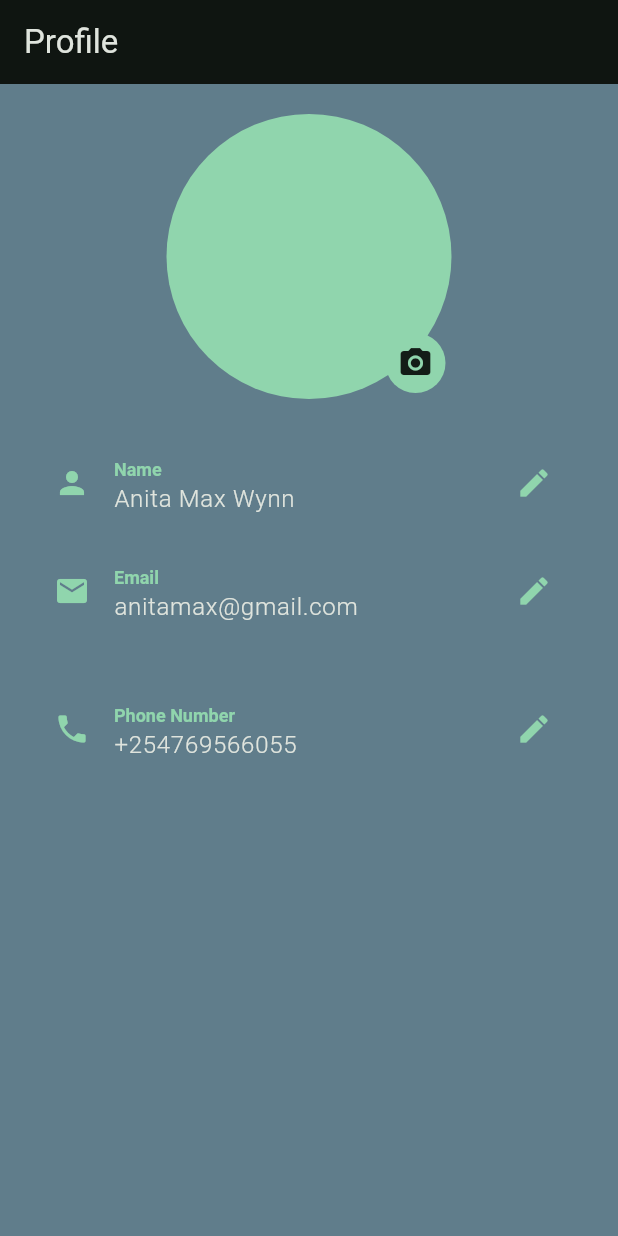
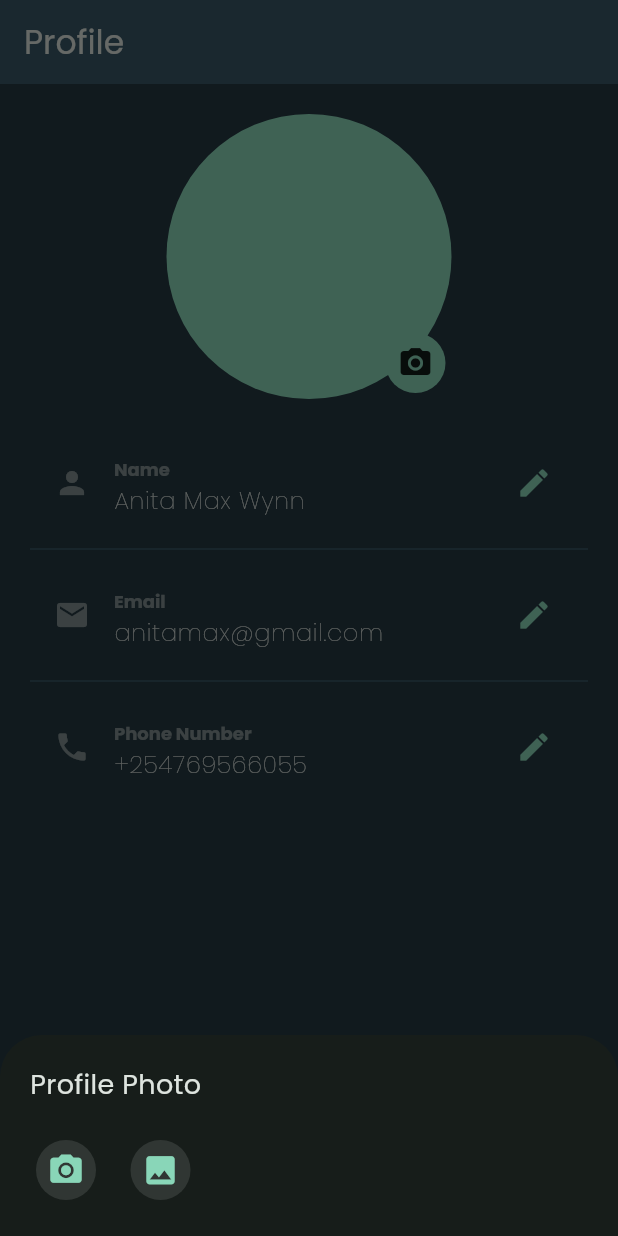
Before and after one commit to lbnmahs/whataspp-profile-photo-picker, a Flutter app: the screen it shows after launch, after a tap on the "camera alt" icon, on a phone screen of 412 x 824 dp. Run offline on Flutter 3.47's test engine with Material 3 defaults, Android fonts, the phone set to English and light mode, and no system bars; our stand-ins replace google_fonts; Roboto replaces fonts that are missing (Arvo).

Commit message:
Choice Modal

```diff
--- a/lib/main.dart
+++ b/lib/main.dart
@@ -8,14 +8,18 @@ void main() {
 
 final colorScheme = ColorScheme.fromSeed(
   brightness: Brightness.dark,
-  seedColor: Colors.greenAccent,
-  background: Colors.blueGrey
+  seedColor: const Color.fromARGB(255, 11, 160, 123),
+  background: const Color.fromARGB(255, 36, 56, 65)
+
 );
 
 final theme = ThemeData().copyWith(
   scaffoldBackgroundColor: colorScheme.background,
   colorScheme: colorScheme,
-  textTheme: GoogleFonts.arvoTextTheme()
+  textTheme: GoogleFonts.poppinsTextTheme(),
+  appBarTheme: const AppBarTheme(
+    backgroundColor: Color.fromARGB(255, 57, 88, 102),
+  )
 );
 
 class MyApp extends StatelessWidget {
--- a/lib/profile_page.dart
+++ b/lib/profile_page.dart
@@ -29,12 +29,20 @@ class _ProfilePageState extends State<ProfilePage> {
               title: 'Name',
               data: 'Anita Max Wynn'
             ),
+            // a line
+            Divider(
+              color: Color.fromARGB(255, 57, 88, 102),
+              thickness: 1,
+            ),
             ProfileDescription(
               icon: Icons.email,
               title: 'Email',
               data: 'anitamax@gmail.com'
             ),
-            SizedBox(height: 20),
+            Divider(
+              color: Color.fromARGB(255, 57, 88, 102),
+              thickness: 1,
+            ),
             ProfileDescription(
               icon: Icons.phone,
               title: 'Phone Number',
--- /dev/null
+++ b/lib/widgets/choice_modal.dart
@@ -0,0 +1,52 @@
+import 'package:flutter/material.dart';
+
+class ChoiceModal extends StatelessWidget {
+  const ChoiceModal({ super.key });
+
+  @override
+  Widget build(BuildContext context) {
+    return Padding(
+      padding: const EdgeInsets.all(20.0),
+      child: Column(
+        mainAxisSize: MainAxisSize.min,
+        crossAxisAlignment: CrossAxisAlignment.start,
+        children: [
+          Text(
+            'Profile Photo',
+            style: Theme.of(context).textTheme.bodyMedium!.copyWith(
+              color: Theme.of(context).colorScheme.onBackground,
+              fontSize: 18
+            ),
+          ),
+          const SizedBox(height: 20),
+          Row(
+            crossAxisAlignment: CrossAxisAlignment.start,
+            children: [
+              IconButton.filledTonal(
+                isSelected: false,
+                iconSize: 25,
+                onPressed: () {},
+                icon: Icon(
+                  Icons.camera_alt,
+                  color: Theme.of(context).colorScheme.primary
+                ),
+                padding: const EdgeInsets.all(5),
+              ),
+              const SizedBox(width: 15,),
+              IconButton.filledTonal(
+                isSelected: false,
+                iconSize: 25,
+                onPressed: () {},
+                icon: Icon(
+                  Icons.photo,
+                  color: Theme.of(context).colorScheme.primary
+                ),
+                padding: const EdgeInsets.all(5),
+              ),
+            ]
+          ),
+        ],
+      ),
+    );
+  }
+}
--- a/lib/widgets/prof_desc.dart
+++ b/lib/widgets/prof_desc.dart
@@ -11,12 +11,12 @@ class ProfileDescription extends StatelessWidget {
     return ListTile(
       leading: Icon(
         icon,
-        color: Theme.of(context).colorScheme.primary,
+        color: Theme.of(context).colorScheme.onBackground.withOpacity(0.5),
       ),
       title: Text(
         title,
         style: Theme.of(context).textTheme.headlineSmall!.copyWith(
-          color: Theme.of(context).colorScheme.primary,
+          color: Theme.of(context).colorScheme.onBackground.withOpacity(0.5),
           fontSize: 12,
           fontWeight: FontWeight.bold
         ),
@@ -25,7 +25,7 @@ class ProfileDescription extends StatelessWidget {
         data,
         style: Theme.of(context).textTheme.bodyLarge!.copyWith(
           color: Theme.of(context).colorScheme.onBackground,
-          fontWeight: FontWeight.w300,
+          fontWeight: FontWeight.w200,
           fontSize: 16
         ),
       ),
--- a/lib/widgets/prof_pic.dart
+++ b/lib/widgets/prof_pic.dart
@@ -1,4 +1,5 @@
 import 'package:flutter/material.dart';
+import 'package:profile_photo/widgets/choice_modal.dart';
 
 class ProfilePicture extends StatefulWidget {
   const ProfilePicture({super.key});
@@ -9,6 +10,12 @@ class ProfilePicture extends StatefulWidget {
 }
 
 class _ProfilePictureState extends State<ProfilePicture> {
+  void _showModal () {
+    showModalBottomSheet(
+      context: context,
+      builder: (ctx) => const ChoiceModal()
+    );
+  }
   @override
   Widget build(BuildContext context) {
     return  Center(
@@ -22,7 +29,7 @@ class _ProfilePictureState extends State<ProfilePicture> {
             bottom: 0, right: 0,
             // set the icon button background color to green
             child: IconButton.filled(
-              onPressed: () {},
+              onPressed: _showModal,
               icon: const Icon(Icons.camera_alt),
               padding: const EdgeInsets.all(5),
             ),
```
